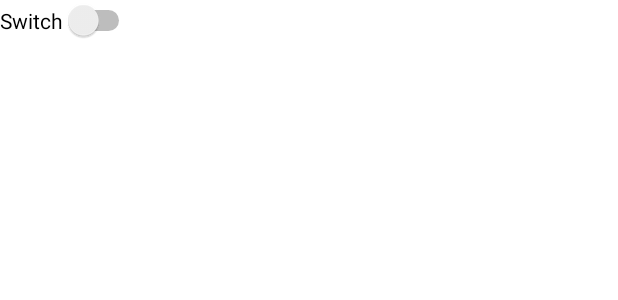
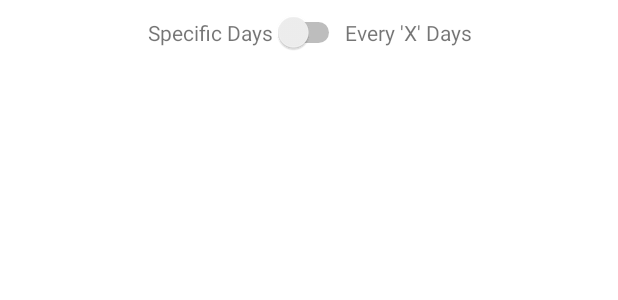
Before and after one commit to ETS-Android3/Project, an Android app: the layout fragment_by_day.xml on its own in the app's theme, with its tools: preview values and no code run, on a phone screen of 412 x 824 dp. Shown: the top 300 px of the screen. Run offline under Robolectric (Android 15) with nearby library versions, the phone set to English and light mode, and no system bars.

```diff
--- a/MedicationReminderApplication/app/build.gradle
+++ b/MedicationReminderApplication/app/build.gradle
@@ -34,6 +34,7 @@ android {
 dependencies {
 
     implementation 'androidx.appcompat:appcompat:1.3.1'
+    implementation "androidx.activity:activity:1.4.0"
     implementation 'com.google.android.material:material:1.4.0'
     implementation 'androidx.constraintlayout:constraintlayout:2.1.1'
     implementation 'com.budiyev.android:code-scanner:2.1.0'
--- a/MedicationReminderApplication/app/src/main/java/com/example/medicationreminderapplication/mainPage.java
+++ b/MedicationReminderApplication/app/src/main/java/com/example/medicationreminderapplication/mainPage.java
@@ -1,8 +1,11 @@
 package com.example.medicationreminderapplication;
 
+import androidx.activity.result.contract.ActivityResultContracts;
 import androidx.annotation.NonNull;
 import androidx.appcompat.app.AlertDialog;
 import androidx.appcompat.app.AppCompatActivity;
+import androidx.core.app.ActivityCompat;
+import androidx.core.content.ContextCompat;
 import androidx.fragment.app.Fragment;
 import androidx.fragment.app.FragmentActivity;
 import androidx.fragment.app.FragmentManager;
@@ -10,8 +13,10 @@ import androidx.lifecycle.Lifecycle;
 import androidx.viewpager2.adapter.FragmentStateAdapter;
 import androidx.viewpager2.widget.ViewPager2;
 
+import android.Manifest;
 import android.content.Context;
 import android.content.Intent;
+import android.content.pm.PackageManager;
 import android.os.Bundle;
 import android.view.View;
 import android.widget.EditText;
@@ -64,7 +69,16 @@ public class mainPage extends AppCompatActivity {
 
     public void onNewMedsClick(View view){
         Intent intent = new Intent(mainPage.this, Scanner.class);
-        startActivity(intent);
+        ActivityResultContracts.RequestPermission permissionRequester = new ActivityResultContracts.RequestPermission();
+        if (ContextCompat.checkSelfPermission(this, CAMERA_SERVICE) !=0){
+            ActivityCompat.requestPermissions(this,
+                    new String[]{Manifest.permission.CAMERA},
+                    1);
+
+        }
+        if (ContextCompat.checkSelfPermission(this, Manifest.permission.CAMERA) == PackageManager.PERMISSION_GRANTED) {
+            startActivity(intent);
+        }
     }
 
     void OpenNewMedsPopup(){
@@ -128,6 +142,7 @@ public class mainPage extends AppCompatActivity {
         dialog.show();
     }
 
+
     class Adaptery extends FragmentStateAdapter {
 
         public Adaptery(@NonNull FragmentActivity fragmentActivity) {
--- a/MedicationReminderApplication/app/src/main/res/layout/fragment_by_day.xml
+++ b/MedicationReminderApplication/app/src/main/res/layout/fragment_by_day.xml
@@ -1,5 +1,6 @@
 <?xml version="1.0" encoding="utf-8"?>
 <androidx.constraintlayout.widget.ConstraintLayout xmlns:android="http://schemas.android.com/apk/res/android"
+    xmlns:app="http://schemas.android.com/apk/res-auto"
     xmlns:tools="http://schemas.android.com/tools"
     android:id="@+id/frameLayout2"
     android:layout_width="fill_parent"
@@ -7,11 +8,30 @@
     tools:context=".ByDay">
 
     <Switch
-        android:id="@+id/switch1"
+        android:id="@+id/switchByXDays"
         android:layout_width="wrap_content"
         android:layout_height="wrap_content"
-        android:text="Switch"
-        tools:layout_editor_absoluteX="161dp"
-        tools:layout_editor_absoluteY="27dp" />
+        android:layout_marginTop="8dp"
+        app:layout_constraintEnd_toEndOf="parent"
+        app:layout_constraintStart_toStartOf="parent"
+        app:layout_constraintTop_toTopOf="parent" />
+
+    <TextView
+        android:id="@+id/textView4"
+        android:layout_width="wrap_content"
+        android:layout_height="wrap_content"
+        android:layout_marginTop="12dp"
+        android:text="Specific Days"
+        app:layout_constraintEnd_toStartOf="@+id/switchByXDays"
+        app:layout_constraintTop_toTopOf="parent" />
+
+    <TextView
+        android:id="@+id/textView5"
+        android:layout_width="wrap_content"
+        android:layout_height="wrap_content"
+        android:layout_marginTop="12dp"
+        android:text="Every 'X' Days"
+        app:layout_constraintStart_toEndOf="@+id/switchByXDays"
+        app:layout_constraintTop_toTopOf="parent" />
 
 </androidx.constraintlayout.widget.ConstraintLayout>
```
